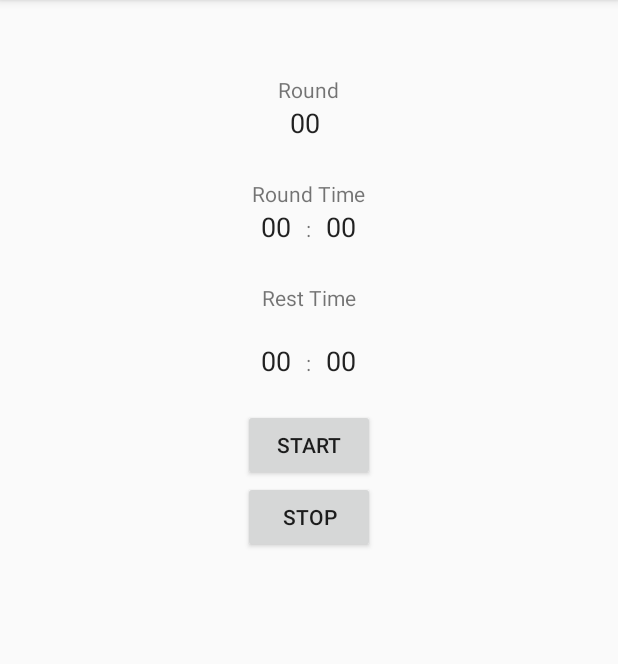
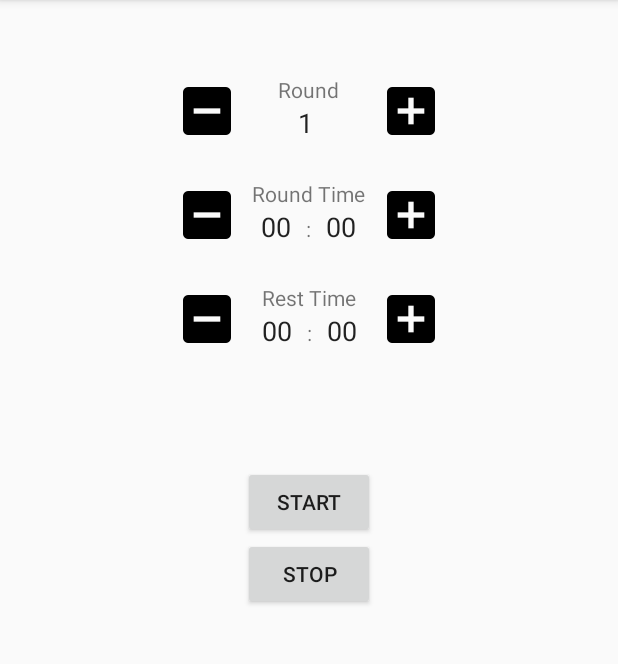
Before and after one commit to ccdle12/Interval-Timer, an Android app: the screen it shows after launch (MainActivity), after a tap on "START", on a phone screen of 412 x 824 dp, the part 84-748 px from its top. Run offline under Robolectric (Android 15) with nearby library versions, the phone set to English and light mode, and no system bars; our stand-ins replace ButterKnife, Dagger/Hilt's generated code; 1 other tap on this screen came first.

Commit message:
Working on adding image view increment and decrements

```diff
--- a/app/src/main/java/com/ccdle/christophercoverdale/boxingintervaltimer/Dashboard/DashboardInterface.java
+++ b/app/src/main/java/com/ccdle/christophercoverdale/boxingintervaltimer/Dashboard/DashboardInterface.java
@@ -8,10 +8,13 @@ public interface DashboardInterface {
     void setDashboardCallback(DashboardCallback callback);
     void addToQueue(String workMins, String workSecs, String restMins, String restSecs, String numberOfRounds);
     void initializeTimer();
+    void incrementNumberOfRounds(String numOfRounds);
+    void decrementNumberOfRounds(String numOfRounds);
     void pauseAndResumeTimer();
+
 
     interface DashboardCallback {
         void updateTimerDisplay(String time);
-
+        void updateRoundsDisplay(String rounds);
     }
 }
--- a/app/src/main/java/com/ccdle/christophercoverdale/boxingintervaltimer/Dashboard/DashboardPresenter.java
+++ b/app/src/main/java/com/ccdle/christophercoverdale/boxingintervaltimer/Dashboard/DashboardPresenter.java
@@ -4,6 +4,7 @@ import android.util.Log;
 
 import com.ccdle.christophercoverdale.boxingintervaltimer.Timer.CountDownTimer;
 import com.ccdle.christophercoverdale.boxingintervaltimer.Timer.CountDownTimerInterface;
+import com.ccdle.christophercoverdale.boxingintervaltimer.Utils.TimeValuesHelper;
 
 import java.util.LinkedList;
 import java.util.Queue;
@@ -31,6 +32,7 @@ public class DashboardPresenter implements DashboardInterface, CountDownTimerInt
         this.timerQueue = timerQueue;
     }
 
+
     /* Dashboard Interface */
     @Override
     public void setDashboardCallback(DashboardCallback callback)
@@ -42,9 +44,9 @@ public class DashboardPresenter implements DashboardInterface, CountDownTimerInt
     @Override
     public void addToQueue(String workMins, String workSecs, String restMins, String restSecs, String numOfRounds)
     {
-        long workInMillis = this.calculateTotalTimeInMillis(workMins, workSecs);
-        long restInMillis = this.calculateTotalTimeInMillis(restMins, restSecs);
-        int numberOfRounds = Integer.valueOf(numOfRounds);
+        long workInMillis = TimeValuesHelper.calculateTotalTimeInMillis(workMins, workSecs);
+        long restInMillis = TimeValuesHelper.calculateTotalTimeInMillis(restMins, restSecs);
+        int numberOfRounds = TimeValuesHelper.convertStringToInt(numOfRounds);
 
         this.sortAddToQueue(workInMillis, restInMillis, numberOfRounds);
     }
@@ -68,19 +70,6 @@ public class DashboardPresenter implements DashboardInterface, CountDownTimerInt
         this.timerQueue.clear();
     }
 
-    private long calculateTotalTimeInMillis(String minutes, String seconds)
-    {
-        long mins = Long.parseLong(minutes);
-        long secs = Long.parseLong(seconds);
-
-        long minsInMillis = (mins * 60) * 1000;
-        long secsInMillis = secs * 1000;
-
-        long totalTimeInMillis = minsInMillis + secsInMillis;
-
-        return totalTimeInMillis;
-    }
-
 
     @Override
     public void initializeTimer()
@@ -88,19 +77,41 @@ public class DashboardPresenter implements DashboardInterface, CountDownTimerInt
         this.initializeNextRound();
 
         this.countDownTimer.startTheCountDownTimer();
-        Log.d(TAG, "Count Down Timer Starting");
     }
+
 
     private void initializeNextRound()
     {
         long nextRound = (Long) this.pollQueue();
+        this.initializeCountDownTimer(nextRound);
+        this.setCountDownTimerCallback();
+    }
+
+    private void initializeCountDownTimer(long nextRound)
+    {
         this.countDownTimer = new CountDownTimer(nextRound);
-        this.setCountDownTimerCallback();
     }
 
     private void setCountDownTimerCallback()
     {
         this.countDownTimer.setCallback(this);
+    }
+
+
+
+    @Override
+    public void incrementNumberOfRounds(String numOfRounds)
+    {
+        int roundsAsInt = TimeValuesHelper.incrementValue(numOfRounds);
+
+        String roundsAsString = TimeValuesHelper.convertIntToString(roundsAsInt);
+
+        this.dashboardCallback.updateRoundsDisplay(roundsAsString);
+    }
+
+    @Override
+    public void decrementNumberOfRounds(String numOfRounds) {
+
     }
 
 
@@ -120,36 +131,15 @@ public class DashboardPresenter implements DashboardInterface, CountDownTimerInt
     @Override
     public void formatRemainingTime(long remainingTime)
     {
-        remainingTime = remainingTime / 1000;
-        int remainingMinutes = (int) remainingTime / 60;
-        int remainingSeconds = (int) remainingTime - (60 * remainingMinutes);
+        int remainingMinutes = TimeValuesHelper.formatRemainingMinutes(remainingTime);
+        int remainingSeconds = TimeValuesHelper.formatRemainingSeconds(remainingTime);
 
-        String minutesForDisplay = formatMinutes(remainingMinutes);
-        String secondsForDisplay = formatSeconds(remainingSeconds);
+        String minutesForDisplay = TimeValuesHelper.formatMinutesToString(remainingMinutes);
+        String secondsForDisplay = TimeValuesHelper.formatSecondsToString(remainingSeconds);
 
         String formattedDisplay = String.format("%s:%s", minutesForDisplay, secondsForDisplay);
 
         this.dashboardCallback.updateTimerDisplay(formattedDisplay);
-    }
-
-    public String formatMinutes(int remainingMinutes)
-    {
-        return (remainingMinutes < 10) ? String.format("0%s", remainingMinutes) : String.valueOf(remainingMinutes);
-    }
-
-    public String formatSeconds(int remainingSeconds)
-    {
-        String secondsFormatted;
-
-        if (remainingSeconds < 10) {
-            secondsFormatted = String.format("0%s", remainingSeconds);
-        } else if (remainingSeconds > 59) {
-            secondsFormatted = "00";
-        } else {
-            secondsFormatted = String.valueOf(remainingSeconds);
-        }
-
-        return secondsFormatted;
     }
 
     @Override
--- a/app/src/main/res/layout/dashboard.xml
+++ b/app/src/main/res/layout/dashboard.xml
@@ -1,6 +1,7 @@
 <?xml version="1.0" encoding="utf-8"?>
 <RelativeLayout
     xmlns:android="http://schemas.android.com/apk/res/android"
+    xmlns:app="http://schemas.android.com/apk/res-auto"
     android:orientation="vertical"
     android:layout_width="match_parent"
     android:layout_height="match_parent"
@@ -12,6 +13,15 @@
         <!--android:layout_width="wrap_content"-->
         <!--android:text="@string/default_time"-->
         <!--android:layout_centerInParent="true"/>-->
+
+    <ImageView
+        android:id="@+id/increment_number_of_rounds"
+        android:layout_width="wrap_content"
+        android:layout_height="wrap_content"
+        app:srcCompat="@mipmap/add_icon"
+        android:layout_alignTop="@+id/header_number_of_rounds"
+        android:layout_alignLeft="@+id/increment_round_time"
+        android:layout_alignStart="@+id/increment_round_time" />
 
     <TextView
         android:id="@+id/header_number_of_rounds"
@@ -30,7 +40,7 @@
         android:paddingLeft="45dp">
 
         <EditText
-            android:id="@+id/user_input_of_rounds"
+            android:id="@+id/number_of_rounds"
             android:layout_width="wrap_content"
             android:layout_height="wrap_content"
             android:text="@string/default_number_of_rounds"
@@ -96,9 +106,9 @@
         android:id="@+id/rest_round_time"
         android:layout_width="wrap_content"
         android:layout_height="wrap_content"
-        android:layout_below="@id/header_rest_interval_time"
-        android:layout_centerInParent="true"
-        android:layout_margin="20dp">
+        android:layout_below="@+id/header_rest_interval_time"
+        android:layout_alignLeft="@+id/header_rest_interval_time"
+        android:layout_alignStart="@+id/header_rest_interval_time">
 
         <EditText
             android:id="@+id/rest_round_minutes"
@@ -132,8 +142,10 @@
         android:layout_width="wrap_content"
         android:layout_height="wrap_content"
         android:text="@string/start_timer"
-        android:layout_centerInParent="true"
-        android:layout_below="@id/rest_round_time"/>
+        android:layout_below="@+id/increment_round_time"
+        android:layout_alignLeft="@+id/stop_timer_button"
+        android:layout_alignStart="@+id/stop_timer_button"
+        android:layout_marginTop="74dp" />
 
     <Button
         android:id="@+id/stop_timer_button"
@@ -143,4 +155,48 @@
         android:layout_centerInParent="true"
         android:layout_below="@id/start_timer_button"/>
 
+    <ImageView
+        android:id="@+id/increment_round_time"
+        android:layout_width="wrap_content"
+        android:layout_height="wrap_content"
+        app:srcCompat="@mipmap/add_icon"
+        android:layout_alignTop="@+id/header_rest_interval_time"
+        android:layout_toRightOf="@+id/start_timer_button"
+        android:layout_toEndOf="@+id/start_timer_button" />
+
+    <ImageView
+        android:id="@+id/increment_rest_time"
+        android:layout_width="wrap_content"
+        android:layout_height="wrap_content"
+        android:layout_alignLeft="@+id/increment_number_of_rounds"
+        android:layout_alignStart="@+id/increment_number_of_rounds"
+        android:layout_alignTop="@+id/header_work_interval_time"
+        app:srcCompat="@mipmap/add_icon" />
+
+    <ImageView
+        android:id="@+id/decrement_round_time"
+        android:layout_width="wrap_content"
+        android:layout_height="wrap_content"
+        app:srcCompat="@mipmap/minus_icon"
+        android:layout_alignTop="@+id/header_work_interval_time"
+        android:layout_alignLeft="@+id/decrement_rest_time"
+        android:layout_alignStart="@+id/decrement_rest_time" />
+
+    <ImageView
+        android:id="@+id/decrement_number_of_rounds"
+        android:layout_width="wrap_content"
+        android:layout_height="wrap_content"
+        android:layout_alignTop="@+id/header_number_of_rounds"
+        android:layout_toLeftOf="@+id/start_timer_button"
+        android:layout_toStartOf="@+id/start_timer_button"
+        app:srcCompat="@mipmap/minus_icon" />
+
+    <ImageView
+        android:id="@+id/decrement_rest_time"
+        android:layout_width="wrap_content"
+        android:layout_height="wrap_content"
+        app:srcCompat="@mipmap/minus_icon"
+        android:layout_above="@+id/start_timer_button"
+        android:layout_toLeftOf="@+id/start_timer_button" />
+
 </RelativeLayout>
```
Also changed, not shown: app/src/main/java/com/ccdle/christophercoverdale/boxingintervaltimer/Dashboard/Dashboard.java (+30 -5 lines), app/src/main/java/com/ccdle/christophercoverdale/boxingintervaltimer/Utils/TimeValuesHelper.java (added, +91 -0 lines), app/src/main/add_icon-web.png (added), app/src/main/minus_icon-web.png (added), app/src/main/res/mipmap-hdpi/add_icon.png (added), app/src/main/res/mipmap-hdpi/minus_icon.png (added), app/src/main/res/mipmap-mdpi/add_icon.png (added), app/src/main/res/mipmap-mdpi/minus_icon.png (added), app/src/main/res/mipmap-xhdpi/add_icon.png (added), app/src/main/res/mipmap-xhdpi/minus_icon.png (added), app/src/main/res/mipmap-xxhdpi/add_icon.png (added), app/src/main/res/mipmap-xxhdpi/minus_icon.png (added), app/src/main/res/mipmap-xxxhdpi/add_icon.png (added), app/src/main/res/mipmap-xxxhdpi/minus_icon.png (added), 2 other files.
